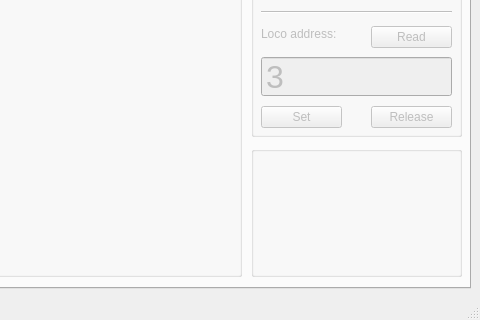
Before: the Qt Designer form main-window.ui in kmzbrnoI/automatic-calibration, drawn with Qt 5; both pictures show x 580 to 1060 and y 348 to 668 of the 1060 by 668 pixel window.
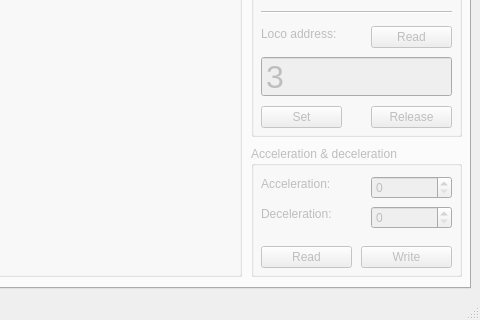
After: the same form once the commit is applied.

Commit message: Ui: update power graph when data changed.

```diff
--- a/main-window.ui
+++ b/main-window.ui
@@ -643,7 +643,10 @@
          <string>Calibration Settings</string>
         </property>
        </widget>
-       <widget class="QGroupBox" name="gb_fill">
+       <widget class="QGroupBox" name="gb_ad">
+        <property name="enabled">
+         <bool>false</bool>
+        </property>
         <property name="geometry">
          <rect>
           <x>820</x>
@@ -653,8 +656,86 @@
          </rect>
         </property>
         <property name="title">
-         <string/>
+         <string>Acceleration &amp;&amp; deceleration</string>
         </property>
+        <widget class="QSpinBox" name="sb_decel">
+         <property name="geometry">
+          <rect>
+           <x>120</x>
+           <y>60</y>
+           <width>81</width>
+           <height>23</height>
+          </rect>
+         </property>
+         <property name="maximum">
+          <number>255</number>
+         </property>
+        </widget>
+        <widget class="QSpinBox" name="sb_accel">
+         <property name="geometry">
+          <rect>
+           <x>120</x>
+           <y>30</y>
+           <width>81</width>
+           <height>23</height>
+          </rect>
+         </property>
+         <property name="maximum">
+          <number>255</number>
+         </property>
+        </widget>
+        <widget class="QLabel" name="label_10">
+         <property name="geometry">
+          <rect>
+           <x>10</x>
+           <y>30</y>
+           <width>81</width>
+           <height>16</height>
+          </rect>
+         </property>
+         <property name="text">
+          <string>Acceleration:</string>
+         </property>
+        </widget>
+        <widget class="QLabel" name="label_11">
+         <property name="geometry">
+          <rect>
+           <x>10</x>
+           <y>60</y>
+           <width>81</width>
+           <height>16</height>
+          </rect>
+         </property>
+         <property name="text">
+          <string>Deceleration:</string>
+         </property>
+        </widget>
+        <widget class="QPushButton" name="b_ad_write">
+         <property name="geometry">
+          <rect>
+           <x>110</x>
+           <y>100</y>
+           <width>91</width>
+           <height>22</height>
+          </rect>
+         </property>
+         <property name="text">
+          <string>Write</string>
+         </property>
+        </widget>
+        <widget class="QPushButton" name="b_ad_read">
+         <property name="geometry">
+          <rect>
+           <x>10</x>
+           <y>100</y>
+           <width>91</width>
+           <height>22</height>
+          </rect>
+         </property>
+         <property name="text">
+          <string>Read</string>
+         </property>
+        </widget>
        </widget>
       </widget>
       <widget class="QWidget" name="t_xn_log">
```
The commit also changes 4 other files.
